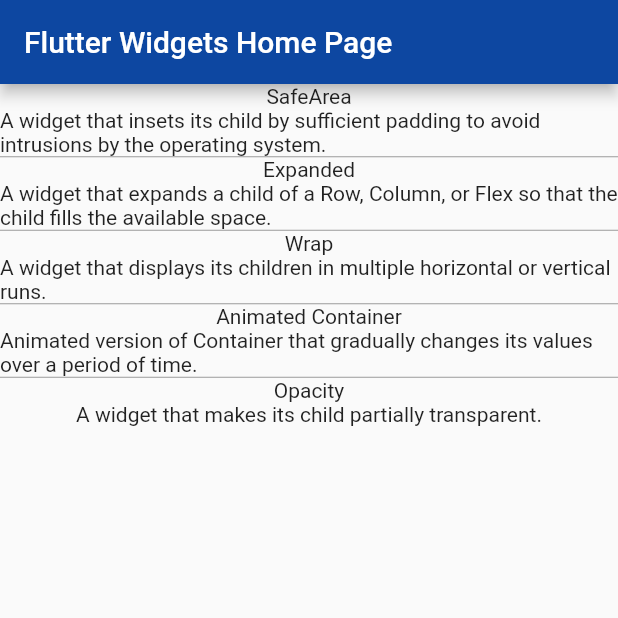
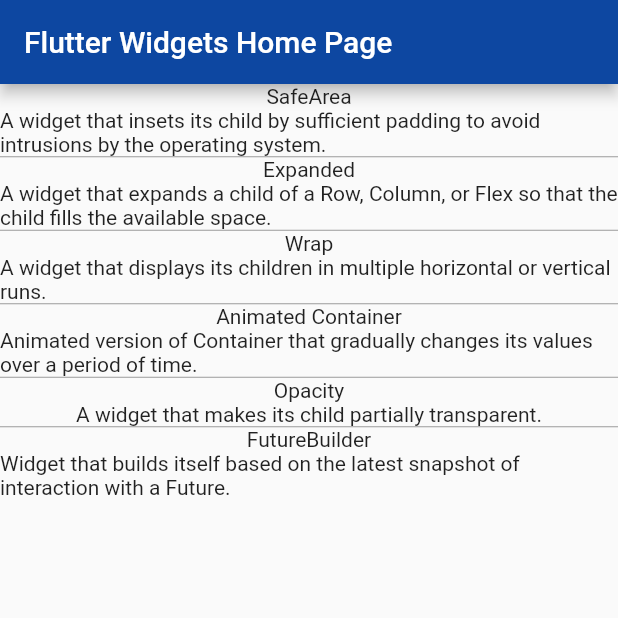
Before and after one commit to plusema86/flutter_widgets_examples, a Flutter app: the screen it shows after launch, on a phone screen of 412 x 824 dp, the top half of it. Run offline on Flutter 3.47's test engine with Material 2 defaults, Android fonts, the phone set to English and light mode, and no system bars; our stand-ins replace auto_size_text.

Commit message:
* FutureBuilder widget

```diff
--- /dev/null
+++ b/lib/future_builder_widget/future_builder_page.dart
@@ -0,0 +1,78 @@
+import 'package:flutter/material.dart';
+import 'dart:async';
+
+class FutureBuilderPage extends StatefulWidget {
+  @override
+  _FutureBuilderPageState createState() => _FutureBuilderPageState();
+}
+
+class _FutureBuilderPageState extends State<FutureBuilderPage> {
+  Future<String> _mockValue = Future<String>.delayed(
+    Duration(seconds: 2),
+    () => 'Mock data Loaded',
+  );
+
+  @override
+  Widget build(BuildContext context) {
+    return Scaffold(
+      appBar: AppBar(
+        title: Text("FutureBuilder Widget"),
+      ),
+      body: FutureBuilder(
+          future: _mockValue,
+          builder: (BuildContext context, AsyncSnapshot<String> snapshot) {
+            List<Widget> widgetList;
+
+            widgetList = provideWidget(snapshot);
+
+            return Center(
+              child: Column(
+                mainAxisAlignment: MainAxisAlignment.center,
+                crossAxisAlignment: CrossAxisAlignment.center,
+                children: widgetList,
+              ),
+            );
+          }),
+    );
+  }
+
+  List<Widget> provideWidget(AsyncSnapshot<String> snapshot) {
+    if (snapshot.hasData) {
+      return <Widget>[
+        Icon(
+          Icons.check_circle,
+          color: Colors.green,
+          size: 50,
+        ),
+        Padding(
+          padding: const EdgeInsets.only(top: 16.0),
+          child: Text('Result: ${snapshot.data}'),
+        ),
+      ];
+    } else if (snapshot.hasError) {
+      return <Widget>[
+        Icon(
+          Icons.error,
+          color: Colors.red,
+          size: 50,
+        ),
+        Padding(
+          padding: const EdgeInsets.only(top: 16.0),
+          child: Text('Result: ${snapshot.error}'),
+        ),
+      ];
+    } else {
+      return <Widget>[
+        SizedBox(
+          width: 50,
+          height: 50,
+          child: CircularProgressIndicator(),
+        ),
+        Padding(
+          padding: const EdgeInsets.only(top: 16.0),
+          child: Text('Progress...'),
+        ),
+      ];
+    }
+  }
+}
--- a/lib/utils/constants.dart
+++ b/lib/utils/constants.dart
@@ -3,3 +3,4 @@
 const WRAP_DESCRIPTION = "A widget that displays its children in multiple horizontal or vertical runs.";
 const ANIMATED_CONTAINER_DESCRIPTION = "Animated version of Container that gradually changes its values over a period of time.";
 const OPACITY_DESCRIPTION = "A widget that makes its child partially transparent.";
+const FUTURE_BUILDER_DESCRIPTION = "Widget that builds itself based on the latest snapshot of interaction with a Future.";
--- a/lib/utils/router.dart
+++ b/lib/utils/router.dart
@@ -2,6 +2,7 @@
 import 'package:flutter/material.dart';
 import 'package:flutter_widgets_examples/animated_container_widget/animated_container_page.dart';
 import 'package:flutter_widgets_examples/expanded_widget/expanded_page.dart';
+import 'package:flutter_widgets_examples/future_builder_widget/future_builder_page.dart';
 import 'package:flutter_widgets_examples/home_page.dart';
 import 'package:flutter_widgets_examples/opacity_widget/opacity_page.dart';
 import 'package:flutter_widgets_examples/safearea_widget/safearea_page.dart';
@@ -22,6 +23,8 @@
       return MaterialPageRoute(builder: (context) => AnimatedContainerPage());
     case OPACITY_ROUTE:
       return MaterialPageRoute(builder: (context) => OpacityPage());
+    case FUTURE_BUILDER_ROUTE:
+      return MaterialPageRoute(builder: (context) => FutureBuilderPage());
     default:
       return MaterialPageRoute(builder: (context) => HomePage());
   }
--- a/lib/utils/routing_constants.dart
+++ b/lib/utils/routing_constants.dart
@@ -3,4 +3,5 @@
 const String EXPANDED_ROUTE = 'expanded';
 const String WRAP_ROUTE = 'wrap';
 const String ANIMATED_CONTAINER_ROUTE = 'animated_container';
-const String OPACITY_ROUTE = 'opacity_route';
+const String OPACITY_ROUTE = 'opacity';
+const String FUTURE_BUILDER_ROUTE = 'future_builder';
--- a/lib/utils/routing_utils.dart
+++ b/lib/utils/routing_utils.dart
@@ -13,5 +13,6 @@
     RoutingModel("Wrap", WRAP_ROUTE, WRAP_DESCRIPTION),
     RoutingModel("Animated Container", ANIMATED_CONTAINER_ROUTE, ANIMATED_CONTAINER_DESCRIPTION),
     RoutingModel("Opacity", OPACITY_ROUTE, OPACITY_DESCRIPTION),
+    RoutingModel("FutureBuilder", FUTURE_BUILDER_ROUTE, FUTURE_BUILDER_DESCRIPTION),
   ];
 }
```
Also changed, not shown: 1 other file.
